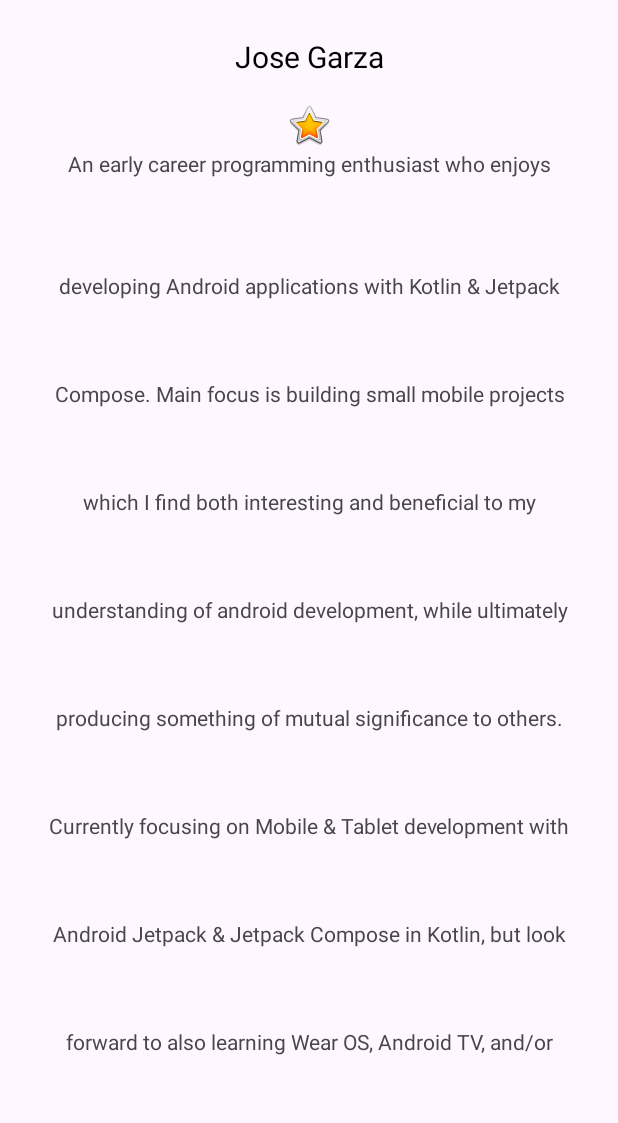
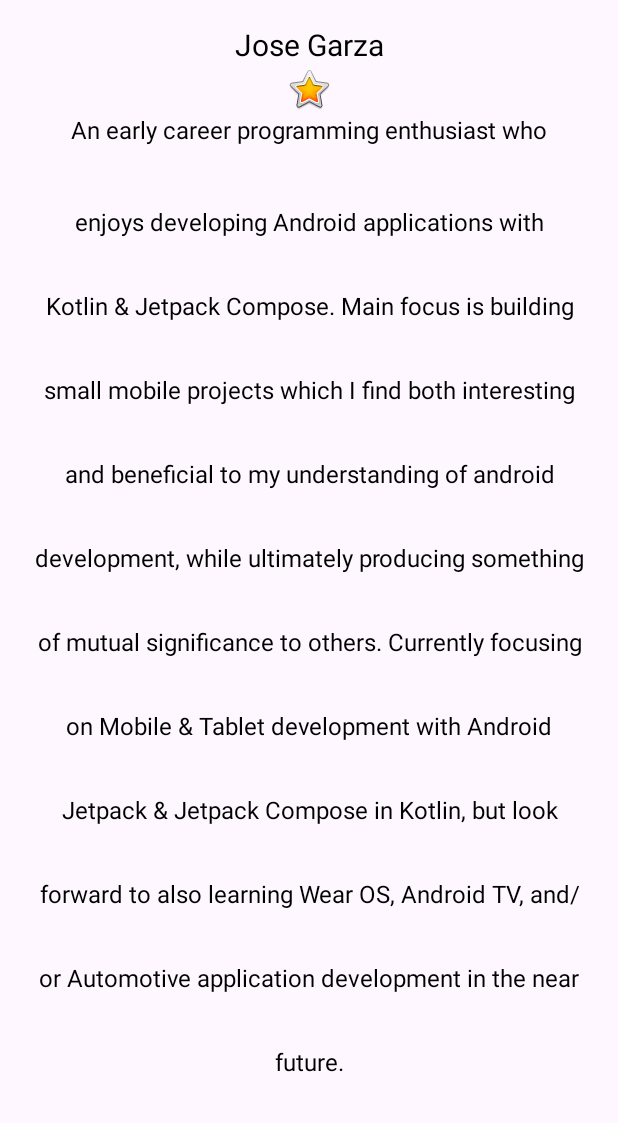
Before and after one commit to SVENTRIPIKAL/about-me-app, an Android app: the screen it shows after launch (MainActivity), on a phone screen of 412 x 824 dp, the part 113-1236 px from its top. Run offline under Robolectric (Android 15) with nearby library versions, the phone set to English and light mode, and no system bars.

Commit message:
minor additions
-moved ImageView into ScrollView
-added TextView to ScrollView
-refactored Dimens.xml names
-added dimensions to Dimens.xml
-created BioStyle for bio TextView

```diff
--- a/app/src/main/res/layout/activity_main.xml
+++ b/app/src/main/res/layout/activity_main.xml
@@ -1,6 +1,7 @@
 <?xml version="1.0" encoding="utf-8"?>
 <LinearLayout xmlns:android="http://schemas.android.com/apk/res/android"
     xmlns:app="http://schemas.android.com/apk/res-auto"
+    xmlns:tools="http://schemas.android.com/tools"
     android:layout_width="match_parent"
     android:layout_height="match_parent"
     android:gravity="center_horizontal"
@@ -20,28 +21,35 @@
         android:layout_height="wrap_content"
         android:text="@string/name_text" />
 
-    <ImageView
-        android:id="@+id/star_image"
-        android:layout_width="match_parent"
-        android:layout_height="wrap_content"
-        android:layout_marginTop="@dimen/layout_margin"
-        android:contentDescription="@string/star_image"
-        app:srcCompat="@android:drawable/btn_star_big_on" />
 
     <ScrollView
         android:id="@+id/bio_scrollView"
         android:layout_width="match_parent"
         android:layout_height="match_parent"
-        android:layout_gravity="center_horizontal">
+        android:gravity="center_horizontal">
 
-        <TextView
-            android:id="@+id/bio_text"
+        <LinearLayout
             android:layout_width="match_parent"
             android:layout_height="wrap_content"
-            android:gravity="center"
-            android:lineSpacingMultiplier="4.5"
-            android:paddingHorizontal="@dimen/text_bio_padding"
-            android:text="@string/text_bio" />
+            android:orientation="vertical"
+            tools:ignore="UseCompoundDrawables">
+
+            <ImageView
+                android:id="@+id/star_image"
+                android:layout_width="match_parent"
+                android:layout_height="wrap_content"
+                android:contentDescription="@string/star_image"
+                app:srcCompat="@android:drawable/btn_star_big_on" />
+
+            <TextView
+                android:id="@+id/bio_text"
+                style="@style/BioStyle"
+                android:layout_width="match_parent"
+                android:layout_height="wrap_content"
+                android:text="@string/text_bio" />
+
+        </LinearLayout>
+
     </ScrollView>
 
 </LinearLayout>
--- a/app/src/main/res/values/dimens.xml
+++ b/app/src/main/res/values/dimens.xml
@@ -5,5 +5,7 @@
     <dimen name="text_size">20sp</dimen>
     <dimen name="small_padding">8dp</dimen>
     <dimen name="layout_margin">16dp</dimen>
-    <dimen name="text_bio_padding">16dp</dimen>
+    <dimen name="bioText_size">16sp</dimen>
+    <dimen name="bioText_padding">16dp</dimen>
+    <dimen name="bioText_lineSpacingMultiplier">3</dimen>
 </resources>
--- a/app/src/main/res/values/styles.xml
+++ b/app/src/main/res/values/styles.xml
@@ -9,13 +9,24 @@
         <item name="android:paddingStart">@dimen/banner_paddingStart</item>
         <item name="android:background">@color/design_default_color_primary</item>
     </style>
+
     <style name="NameStyle">
         <item name="android:textAlignment">center</item>
         <item name="android:fontFamily">@font/roboto</item>
         <item name="android:textSize">@dimen/text_size</item>
         <item name="android:textColor">@android:color/black</item>
-        <item name="android:paddingTop">@dimen/small_padding</item>
         <item name="android:layout_marginTop">@dimen/layout_margin</item>
     </style>
 
+    <style name="BioStyle">
+        <item name="android:textAlignment">center</item>
+        <item name="android:fontFamily">@font/roboto</item>
+        <item name="android:textSize">@dimen/bioText_size</item>
+        <item name="android:textColor">@android:color/black</item>
+        <item name="android:paddingStart">@dimen/bioText_padding</item>
+        <item name="android:paddingEnd">@dimen/bioText_padding</item>
+        <item name="android:lineSpacingMultiplier">@dimen/bioText_lineSpacingMultiplier</item>
+        <item name="android:gravity">center_horizontal</item>
+    </style>
+
 </resources>
```
